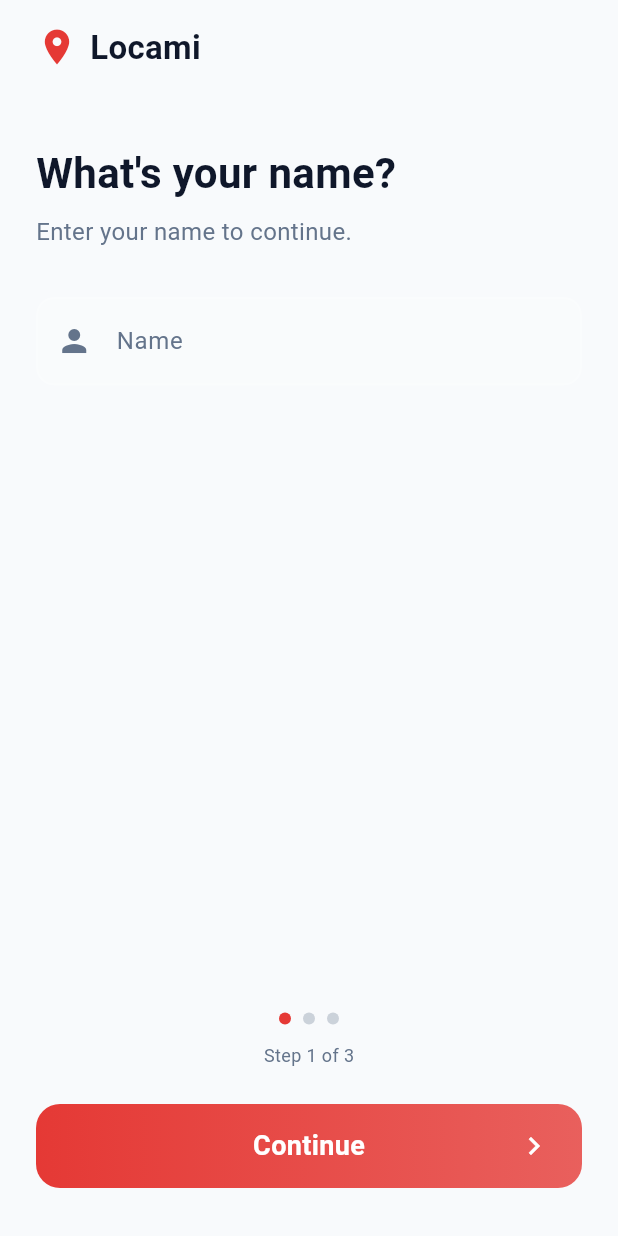
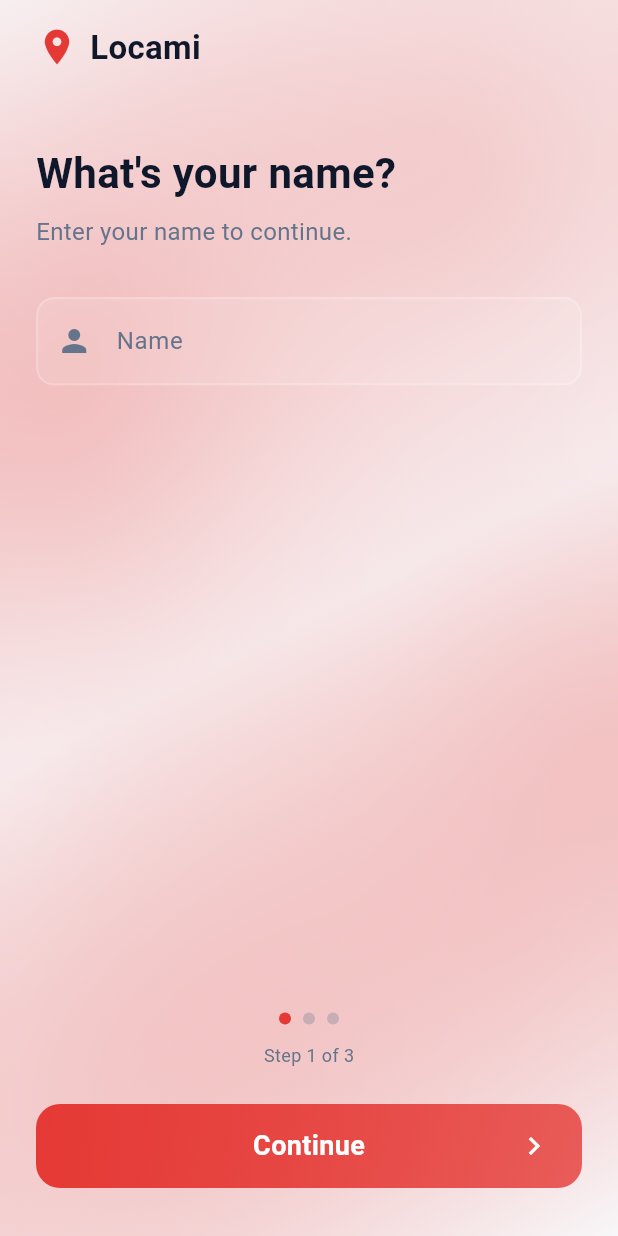
Before and after one commit to ADHIL007/locami, a Flutter app: the InitialHomeView screen opened directly, on a phone screen of 412 x 824 dp. Run offline on Flutter 3.47's test engine with Material 3 defaults, Android fonts, the phone set to English and light mode, and no system bars; our stand-ins replace audioplayers, cached_network_image, file_picker, flutter_local_notifications, flutter_svg, geocoding and 5 more; missing offline and left inert: flutter_background_service, flutter_background_service_android, flutter_ringtone_player, geolocator_android; accounts and stored records are empty.

Commit message:
feat: Implement initial user setup including name, country selection with geolocation, and theme preferences, adding relevant plugins.

```diff
--- a/lib/modules/initial/views/initial_home_view.dart
+++ b/lib/modules/initial/views/initial_home_view.dart
@@ -1,22 +1,49 @@
 import 'package:flutter/material.dart';
+import 'package:provider/provider.dart';
 import 'package:get/get.dart';
 
 import 'package:locami/modules/initial/controllers/initial_home_controller.dart';
-
 import 'package:locami/theme/them_provider.dart';
 import 'package:locami/core/widgets/glass_container.dart';
+import 'package:locami/core/widgets/reflector_bg.dart';
+import 'dart:ui';
 
 class InitialHomeView extends GetView<InitialHomeController> {
   const InitialHomeView({Key? key}) : super(key: key);
 
   @override
   Widget build(BuildContext context) {
-    final themeProvider = ThemeProvider.instance;
+    final themeProvider = context.watch<ThemeProvider>();
     final accentColor = themeProvider.accentColor;
 
     return Scaffold(
-      backgroundColor: customColors().background,
-      body: GestureDetector(
+      backgroundColor: themeProvider.themeData.scaffoldBackgroundColor,
+      body: Stack(
+        children: [
+          // Dynamic Background
+          ReflectionBackground(accentColor: accentColor, speed: 0.8),
+
+          // Blur Layer
+          Positioned.fill(
+            child: BackdropFilter(
+              filter: ImageFilter.blur(sigmaX: 20, sigmaY: 20),
+              child: Container(
+                decoration: BoxDecoration(
+                  gradient: LinearGradient(
+                    begin: Alignment.topLeft,
+                    end: Alignment.bottomRight,
+                    colors: [
+                      themeProvider.themeData.scaffoldBackgroundColor.withOpacity(0.4),
+                      accentColor.withOpacity(0.04),
+                      themeProvider.themeData.scaffoldBackgroundColor.withOpacity(0.7),
+                    ],
+                  ),
+                ),
+              ),
+            ),
+          ),
+
+          GestureDetector(
             onTap: () => FocusManager.instance.primaryFocus?.unfocus(),
             child: SafeArea(
               child: Padding(
@@ -128,6 +155,8 @@ class InitialHomeView extends GetView<InitialHomeController> {
               ),
             ),
           ),
+        ],
+      ),
     );
   }
 
@@ -191,8 +220,10 @@ class InitialHomeView extends GetView<InitialHomeController> {
           "This helps display details accurately.",
         ),
 
-        // Search bar
-        GlassContainer(
+        Row(
+          children: [
+            Expanded(
+              child: GlassContainer(
                 opacity: 0.1,
                 blur: 10,
                 borderRadius: 12,
@@ -212,6 +243,31 @@ class InitialHomeView extends GetView<InitialHomeController> {
                   ),
                 ),
               ),
+            ),
+            const SizedBox(width: 12),
+            Obx(() => GestureDetector(
+              onTap: controller.isLocating.value ? null : controller.autoLocateCountry,
+              child: Container(
+                height: 52,
+                width: 52,
+                decoration: BoxDecoration(
+                  color: accentColor.withOpacity(0.1),
+                  borderRadius: BorderRadius.circular(12),
+                  border: Border.all(color: accentColor.withOpacity(0.3)),
+                ),
+                child: controller.isLocating.value
+                    ? const Center(
+                        child: SizedBox(
+                          width: 20,
+                          height: 20,
+                          child: CircularProgressIndicator(strokeWidth: 2),
+                        ),
+                      )
+                    : Icon(Icons.my_location, color: accentColor),
+              ),
+            )),
+          ],
+        ),
         const SizedBox(height: 20),
 
         // List of countries
@@ -223,9 +279,9 @@ class InitialHomeView extends GetView<InitialHomeController> {
             separatorBuilder: (context, index) => Divider(color: customColors().borderColor, height: 1),
             itemBuilder: (context, index) {
               final country = controller.filteredCountries[index];
+              final flag = controller.flagMapping[country] ?? '🏳️';
+              return Obx(() {
                 final isSelected = controller.userdata['country'] == country;
-              final flag = controller.flagMapping[country] ?? '🏳️';
-
                 return ListTile(
                   onTap: () => controller.selectCountry(country),
                   contentPadding: EdgeInsets.zero,
@@ -240,6 +296,7 @@ class InitialHomeView extends GetView<InitialHomeController> {
                   ),
                   trailing: isSelected ? Icon(Icons.check, color: accentColor) : null,
                 );
+              });
             },
           )),
         ),
@@ -254,16 +311,23 @@ class InitialHomeView extends GetView<InitialHomeController> {
         _buildStepHeader("Choose your theme", "Pick the app theme you prefer."),
 
         Obx(() => _buildThemeCard(
+          "System Default",
+          Icons.brightness_auto_outlined,
+          'system',
+          accentColor,
+        )),
+        const SizedBox(height: 16),
+        Obx(() => _buildThemeCard(
           "Light",
           Icons.wb_sunny_outlined,
-          AppThemeMode.light,
+          'light',
           accentColor,
         )),
         const SizedBox(height: 16),
         Obx(() => _buildThemeCard(
           "Dark",
           Icons.dark_mode_outlined,
-          AppThemeMode.dark,
+          'dark',
           accentColor,
         )),
       ],
@@ -273,13 +337,21 @@ class InitialHomeView extends GetView<InitialHomeController> {
   Widget _buildThemeCard(
     String label,
     IconData icon,
-    AppThemeMode mode,
+    String mode, // 'light', 'dark', or 'system'
     Color accentColor,
   ) {
     final isSelected = controller.userdata['theme'] == mode;
 
     return GestureDetector(
-      onTap: () => controller.setTheme(mode),
+      onTap: () {
+        if (mode == 'system') {
+          controller.setThemeToSystem();
+        } else if (mode == 'light') {
+          controller.setTheme(AppThemeMode.light);
+        } else {
+          controller.setTheme(AppThemeMode.dark);
+        }
+      },
       child: GlassContainer(
         height: 80,
         width: double.infinity,
--- a/pubspec.yaml
+++ b/pubspec.yaml
@@ -27,6 +27,7 @@ dependencies:
   flutter_background_service: ^5.0.10
   permission_handler: ^12.0.1
   flutter_local_notifications: ^19.5.0
+  geocoding: ^4.0.0
 
 dev_dependencies:
   flutter_test:
```
Also changed, not shown: lib/modules/initial/controllers/initial_home_controller.dart (+82 -7 lines). Lines whose indentation alone changed are shown as unchanged.
